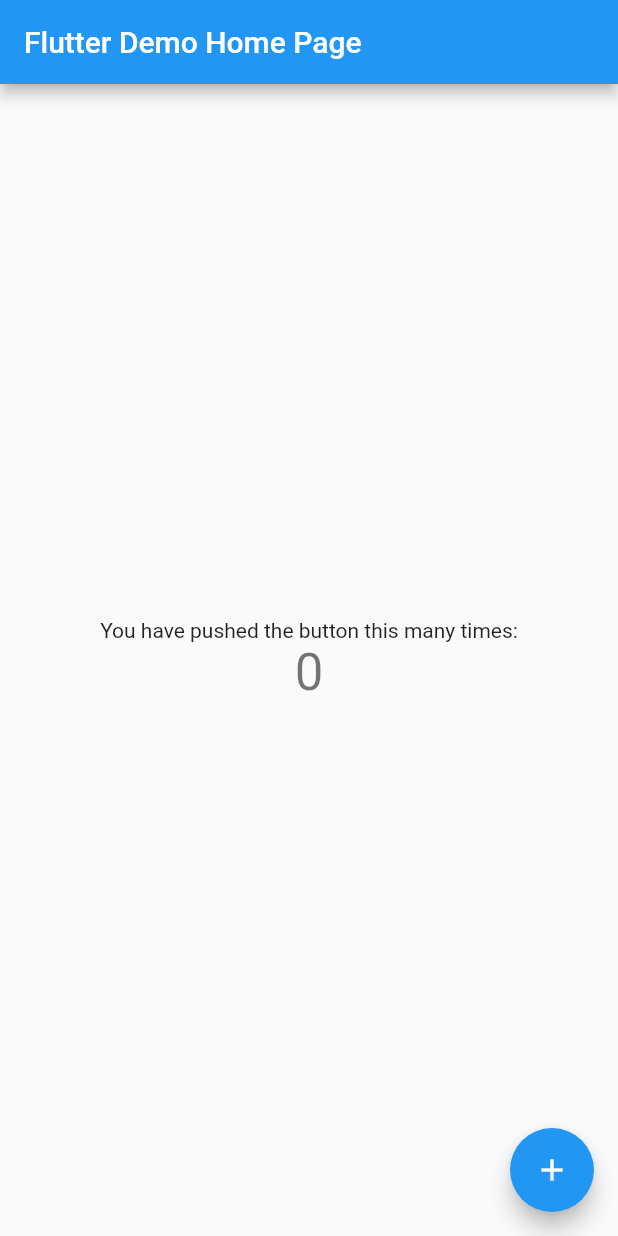
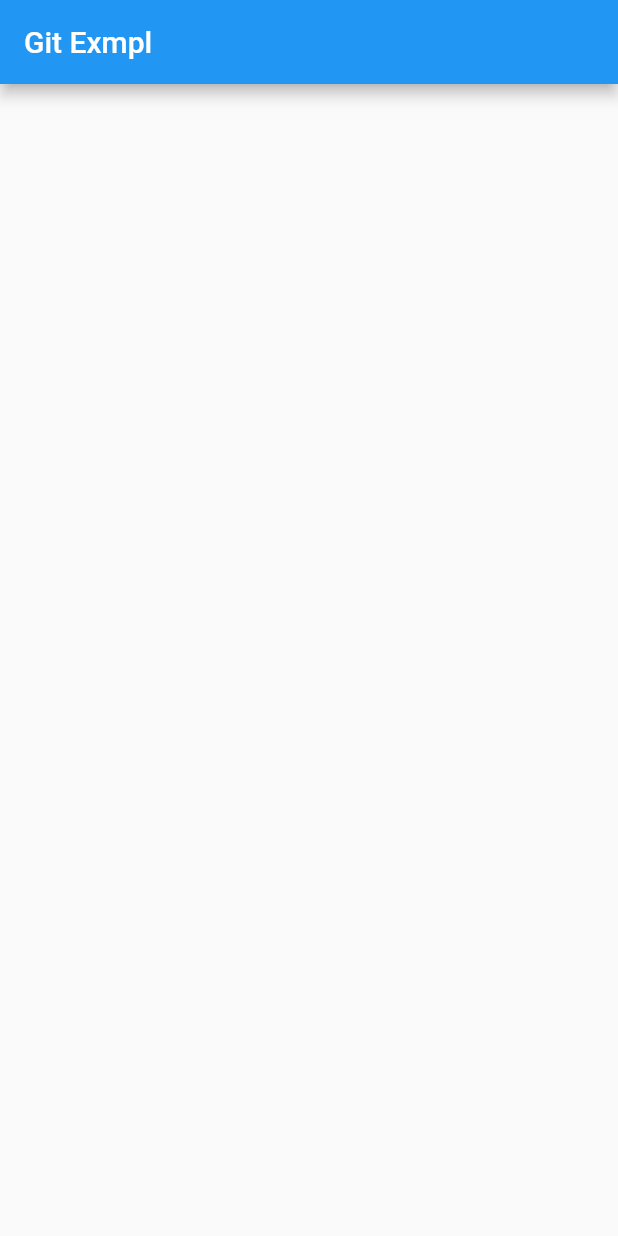
Before and after one commit to mnishmg/wallcoster, a Flutter app: the screen it shows after launch, on a phone screen of 412 x 824 dp. Run offline on Flutter 3.47's test engine with Material 2 defaults, Android fonts, the light colour scheme and no system bars.

Commit message:
removed some code

```diff
--- a/lib/main.dart
+++ b/lib/main.dart
@@ -14,58 +14,17 @@
       theme: ThemeData(
         primarySwatch: Colors.blue,
       ),
-      home: const MyHomePage(title: 'Flutter Demo Home Page'),
+      home: MyHomePage(),
     );
   }
 }
 
-class MyHomePage extends StatefulWidget {
-  const MyHomePage({super.key, required this.title});
-
-  final String title;
-
-  @override
-  State<MyHomePage> createState() => _MyHomePageState();
-}
-
-class _MyHomePageState extends State<MyHomePage> {
-  int _counter = 0;
-
-  void _incrementCounter() {
-    setState(() {
-      _counter++;
-    });
-  }
-
+class MyHomePage extends StatelessWidget {
   @override
   Widget build(BuildContext context) {
-
     return Scaffold(
-      appBar: AppBar(
-
-        title: Text(widget.title),
-      ),
-      body: Center(
-
-        child: Column(
-
-          mainAxisAlignment: MainAxisAlignment.center,
-          children: <Widget>[
-            const Text(
-              'You have pushed the button this many times:',
-            ),
-            Text(
-              '$_counter',
-              style: Theme.of(context).textTheme.headlineMedium,
-            ),
-          ],
-        ),
-      ),
-      floatingActionButton: FloatingActionButton(
-        onPressed: _incrementCounter,
-        tooltip: 'Increment',
-        child: const Icon(Icons.add),
-      ),
-      );
+      appBar: AppBar(title: Text('Git Exmpl')),
+      body: Container(),
+    );
   }
 }
```
